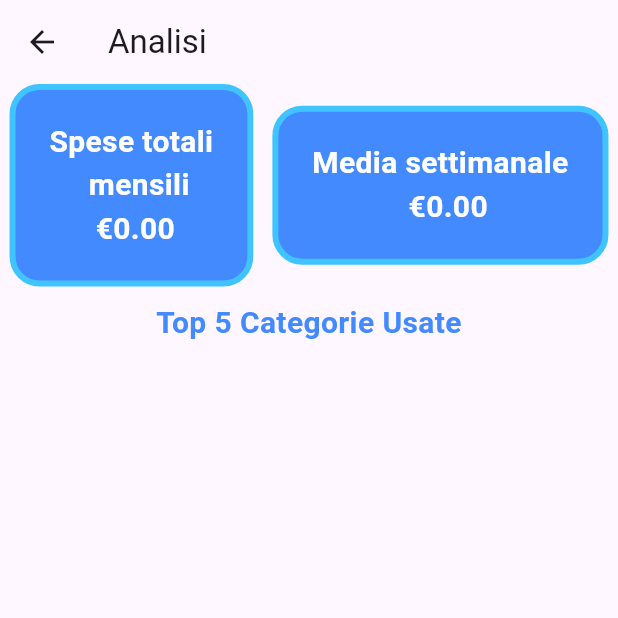
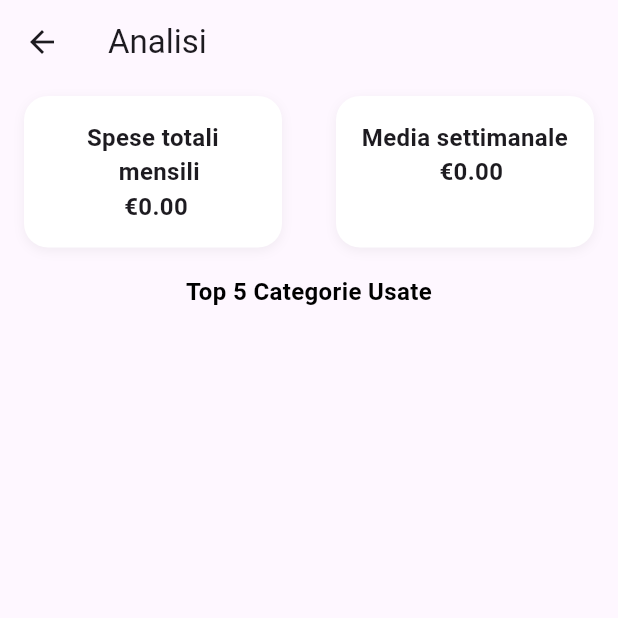
Before and after one commit to Emanuele-Ciccone/Gruppo_mobile_programing_3, a Flutter app: the AnalisiPage screen opened directly, on a phone screen of 412 x 824 dp, the top half of it. Run offline on Flutter 3.47's test engine with Material 3 defaults, Android fonts, the phone set to English and light mode, and no system bars; our stand-ins replace sqflite, syncfusion_flutter_charts; accounts and stored records are empty.

Commit message:
modificaton stile analisi

```diff
--- a/gruppo_mobile_programming_3/lib/screens/analisi.dart
+++ b/gruppo_mobile_programming_3/lib/screens/analisi.dart
@@ -28,17 +28,18 @@ class AnalisiStatePage extends State<AnalisiPage> {
 
 
 
-    Future<void> AggiornaMediaSettimanale() async {
+    Future<void> aggiornaMediaSettimanale() async {
       double media = await data.getMediaSettimanale();
       setState(() {
         MediaSettimanale = media;
       });
     }
 
-    Future<void> AggiornaCategorie() async {
+    Future<void> aggiornaCategorie() async {
     var result = await data.getCategorie();
     setState(() {
       categorie = result;
+      print(categorie);
     });
   }
 
@@ -49,56 +50,65 @@ class AnalisiStatePage extends State<AnalisiPage> {
         child: Column(
           //mainAxisAlignment: MainAxisAlignment.center,
           children: [
-            Row(
-              mainAxisAlignment: MainAxisAlignment.spaceAround,
-              children : [
-                Container(
+            IntrinsicHeight(
+            child : Row(
+              crossAxisAlignment: CrossAxisAlignment.stretch,
+              children: [
+                Expanded(
+                  child: Container(
+                    margin: EdgeInsets.symmetric(horizontal: 16, vertical: 8),
+                    padding: EdgeInsets.all(16),
                     decoration: BoxDecoration(
-                  color: Colors.blueAccent,
-                  borderRadius: BorderRadius.circular(20.0),
-                  border: Border.all(color: Colors.lightBlueAccent, width: 4.0),
+                      color: Colors.white,
+                      borderRadius: BorderRadius.circular(16),
+                      boxShadow: [
+                        BoxShadow(
+                          color: Colors.black.withOpacity(0.05),
+                          blurRadius: 6,
+                          offset: const Offset(0, 2),
                         ),
-                padding: EdgeInsets.all(20.0),
-                //margin: EdgeInsets.symmetric(horizontal: 30.0, vertical: 10.0),
+                      ],
+                    ),
                     child: Text( 'Spese totali \n  mensili\n €${SpesaTotale.toStringAsFixed(2)}',
                     textAlign: TextAlign.center,
-                    style: TextStyle(
-                    fontSize: 20,
-                    fontWeight: FontWeight.bold,
-                    fontFamily: 'Roboto',
-                    color: Colors.white,
+                    style: const TextStyle(fontSize: 16, fontWeight: FontWeight.w600),
                           ),
                         ),
                   ),
-                Container(
+                SizedBox(width: 4),
+                Expanded(
+                  child: Container(
+                    margin: EdgeInsets.symmetric(horizontal: 16, vertical: 8),
+                    padding: EdgeInsets.all(16),
                     decoration: BoxDecoration(
-                  color: Colors.blueAccent,
-                  borderRadius: BorderRadius.circular(20.0),
-                  border: Border.all(color: Colors.lightBlueAccent, width: 4.0),
+                      color: Colors.white,
+                      borderRadius: BorderRadius.circular(16),
+                      boxShadow: [
+                        BoxShadow(
+                          color: Colors.black.withOpacity(0.05),
+                          blurRadius: 6,
+                          offset: const Offset(0, 2),
                         ),
-                padding: EdgeInsets.all(20.0),
-                //margin: EdgeInsets.symmetric(horizontal: 30.0, vertical: 10.0),
-                  child: Text( 'Media settimanale \n  €${MediaSettimanale.toStringAsFixed(2)}',
+                      ],
+                    ),
+                    child: Text(
+                      'Media settimanale \n  €${MediaSettimanale.toStringAsFixed(2)}',
                       textAlign: TextAlign.center,
-                    style: TextStyle(
-                    fontSize: 20,
-                    fontWeight: FontWeight.bold,
-                    fontFamily: 'Roboto',
-                    color: Colors.white,
+                      style: const TextStyle(fontSize: 16, fontWeight: FontWeight.w600),
                     ),
                   ),
-                )
+                ),
               ]
+            ),
             ),
             Container(
               child  :SfCircularChart(
                 title: ChartTitle(text:
                 'Top 5 Categorie Usate',
                 textStyle: TextStyle(
-                color: Colors.blueAccent, // Colore del testo
-                fontSize: 20, // Dimensione del font
-                fontWeight: FontWeight.bold, // Testo in grassetto
-                fontFamily: 'Roboto', // Font personalizzato
+                color: Colors.black, // Colore del testo
+                fontSize: 16, // Dimensione del font
+                fontWeight: FontWeight.bold, // Testo in grassetto // Font personalizzato
                   ),
                 ),
                 legend: Legend(isVisible: true),
```
Lines whose indentation alone changed are shown as unchanged.
